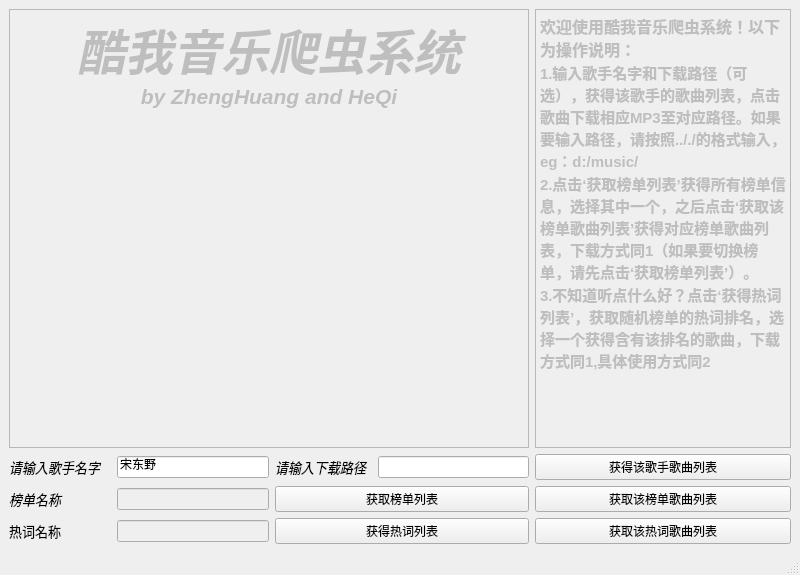
This is spiderui/mainwindow.ui in hz1624917200/KuwoSpider as Qt 5 draws it before an edit. The edited form follows.
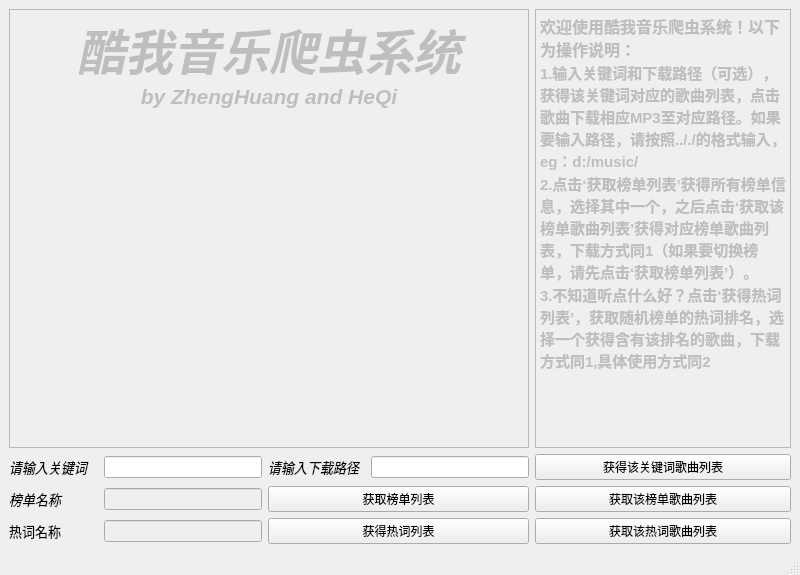
This is the edited form. Icons and pictures are not drawn.

The edit to the form file:
```diff
--- a/spiderui/mainwindow.ui
+++ b/spiderui/mainwindow.ui
@@ -27,7 +27,7 @@
     <item row="1" column="2">
      <widget class="QLineEdit" name="input_singername">
       <property name="text">
-       <string>宋东野</string>
+       <string/>
       </property>
      </widget>
     </item>
@@ -104,7 +104,7 @@
        </font>
       </property>
       <property name="text">
-       <string>请输入歌手名字</string>
+       <string>请输入关键词</string>
       </property>
      </widget>
     </item>
@@ -140,7 +140,7 @@
 p, li { white-space: pre-wrap; }
 &lt;/style&gt;&lt;/head&gt;&lt;body style=&quot; font-family:'SimSun'; font-size:9pt; font-weight:400; font-style:normal;&quot;&gt;
 &lt;p style=&quot; margin-top:0px; margin-bottom:0px; margin-left:0px; margin-right:0px; -qt-block-indent:0; text-indent:0px;&quot;&gt;&lt;span style=&quot; font-size:12pt; font-weight:600;&quot;&gt;欢迎使用酷我音乐爬虫系统！以下为操作说明：&lt;/span&gt;&lt;/p&gt;
-&lt;p style=&quot; margin-top:0px; margin-bottom:0px; margin-left:0px; margin-right:0px; -qt-block-indent:0; text-indent:0px;&quot;&gt;&lt;span style=&quot; font-size:11pt; font-weight:600;&quot;&gt;1.输入歌手名字和下载路径（可选），获得该歌手的歌曲列表，点击歌曲下载相应MP3至对应路径。如果要输入路径，请按照.././的格式输入，eg：d:/music/&lt;/span&gt;&lt;/p&gt;
+&lt;p style=&quot; margin-top:0px; margin-bottom:0px; margin-left:0px; margin-right:0px; -qt-block-indent:0; text-indent:0px;&quot;&gt;&lt;span style=&quot; font-size:11pt; font-weight:600;&quot;&gt;1.输入关键词和下载路径（可选），获得该关键词对应的歌曲列表，点击歌曲下载相应MP3至对应路径。如果要输入路径，请按照.././的格式输入，eg：d:/music/&lt;/span&gt;&lt;/p&gt;
 &lt;p style=&quot; margin-top:0px; margin-bottom:0px; margin-left:0px; margin-right:0px; -qt-block-indent:0; text-indent:0px;&quot;&gt;&lt;span style=&quot; font-size:11pt; font-weight:600;&quot;&gt;2.点击‘获取榜单列表’获得所有榜单信息，选择其中一个，之后点击‘获取该榜单歌曲列表’获得对应榜单歌曲列表，下载方式同1（如果要切换榜单，请先点击‘获取榜单列表’）。&lt;/span&gt;&lt;/p&gt;
 &lt;p style=&quot; margin-top:0px; margin-bottom:0px; margin-left:0px; margin-right:0px; -qt-block-indent:0; text-indent:0px;&quot;&gt;&lt;span style=&quot; font-size:11pt; font-weight:600;&quot;&gt;3.不知道听点什么好？点击‘获得热词列表’，获取随机榜单的热词排名，选择一个获得含有该排名的歌曲，下载方式同1,具体使用方式同2&lt;/span&gt;&lt;/p&gt;&lt;/body&gt;&lt;/html&gt;</string>
       </property>
@@ -149,7 +149,7 @@
     <item row="1" column="5">
      <widget class="QPushButton" name="singername_button">
       <property name="text">
-       <string>获得该歌手歌曲列表</string>
+       <string>获得该关键词歌曲列表</string>
       </property>
      </widget>
     </item>
```
